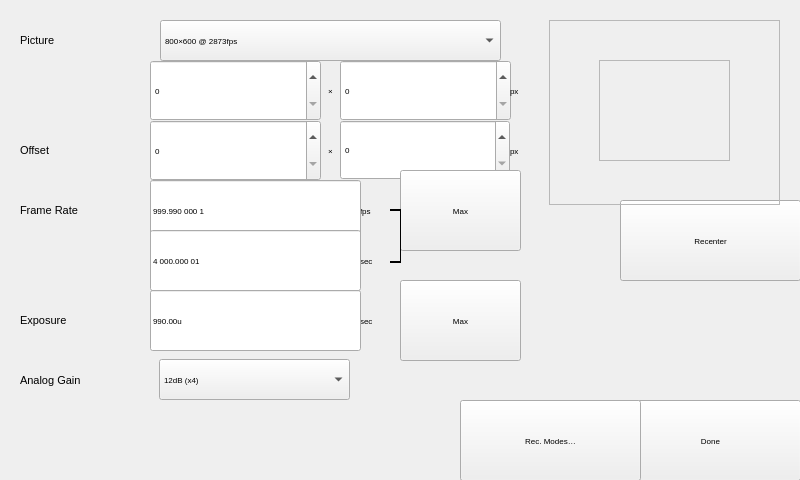
First picture: the form in src/recsettingswindow.ui, repository krontech/chronos-cam-app, before the edit.
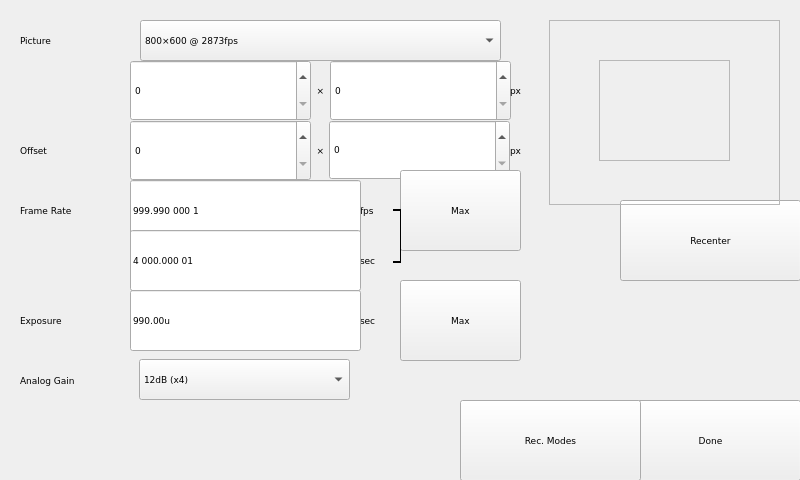
Second picture: the form after the edit. Icons and pictures are not drawn. Custom widgets are drawn as their Qt base class.

What changed in the file:
```diff
--- a/src/recsettingswindow.ui
+++ b/src/recsettingswindow.ui
@@ -198,7 +198,11 @@
    </property>
    <property name="font">
     <font>
-     <pointsize>8</pointsize>
+     <family>DejaVu Sans</family>
+     <pointsize>7</pointsize>
+     <weight>50</weight>
+     <italic>false</italic>
+     <bold>false</bold>
     </font>
    </property>
    <property name="text">
@@ -208,15 +212,19 @@
   <widget class="QComboBox" name="comboRes">
    <property name="geometry">
     <rect>
-     <x>160</x>
+     <x>140</x>
      <y>20</y>
-     <width>341</width>
+     <width>361</width>
      <height>41</height>
     </rect>
    </property>
    <property name="font">
     <font>
-     <pointsize>6</pointsize>
+     <family>DejaVu Sans</family>
+     <pointsize>7</pointsize>
+     <weight>50</weight>
+     <italic>false</italic>
+     <bold>false</bold>
     </font>
    </property>
    <item>
@@ -225,47 +233,19 @@
     </property>
    </item>
   </widget>
-  <widget class="CamSpinBox" name="spinHRes">
-   <property name="geometry">
-    <rect>
-     <x>150</x>
-     <y>60</y>
-     <width>171</width>
-     <height>61</height>
-    </rect>
-   </property>
-   <property name="sizePolicy">
-    <sizepolicy hsizetype="Minimum" vsizetype="Fixed">
-     <horstretch>0</horstretch>
-     <verstretch>0</verstretch>
-    </sizepolicy>
-   </property>
-   <property name="baseSize">
-    <size>
-     <width>0</width>
-     <height>0</height>
-    </size>
-   </property>
-   <property name="font">
-    <font>
-     <pointsize>6</pointsize>
-     <weight>50</weight>
-     <bold>false</bold>
-    </font>
-   </property>
-  </widget>
   <widget class="CamSpinBox" name="spinVRes">
    <property name="geometry">
     <rect>
-     <x>340</x>
+     <x>330</x>
      <y>60</y>
-     <width>171</width>
+     <width>181</width>
      <height>61</height>
     </rect>
    </property>
    <property name="font">
     <font>
-     <pointsize>6</pointsize>
+     <family>DejaVu Sans</family>
+     <pointsize>7</pointsize>
      <weight>50</weight>
      <italic>false</italic>
      <bold>false</bold>
@@ -275,48 +255,19 @@
     <bool>true</bool>
    </property>
   </widget>
-  <widget class="CamSpinBox" name="spinHOffset">
-   <property name="geometry">
-    <rect>
-     <x>150</x>
-     <y>120</y>
-     <width>171</width>
-     <height>61</height>
-    </rect>
-   </property>
-   <property name="sizePolicy">
-    <sizepolicy hsizetype="Minimum" vsizetype="Fixed">
-     <horstretch>0</horstretch>
-     <verstretch>0</verstretch>
-    </sizepolicy>
-   </property>
-   <property name="baseSize">
-    <size>
-     <width>0</width>
-     <height>0</height>
-    </size>
-   </property>
-   <property name="font">
-    <font>
-     <pointsize>6</pointsize>
-     <weight>50</weight>
-     <italic>false</italic>
-     <bold>false</bold>
-    </font>
-   </property>
-  </widget>
   <widget class="CamSpinBox" name="spinVOffset">
    <property name="geometry">
     <rect>
-     <x>340</x>
+     <x>329</x>
      <y>120</y>
-     <width>170</width>
+     <width>181</width>
      <height>60</height>
     </rect>
    </property>
    <property name="font">
     <font>
-     <pointsize>6</pointsize>
+     <family>DejaVu Sans</family>
+     <pointsize>7</pointsize>
      <weight>50</weight>
      <italic>false</italic>
      <bold>false</bold>
@@ -337,7 +288,11 @@
    </property>
    <property name="font">
     <font>
-     <pointsize>8</pointsize>
+     <family>DejaVu Sans</family>
+     <pointsize>7</pointsize>
+     <weight>50</weight>
+     <italic>false</italic>
+     <bold>false</bold>
     </font>
    </property>
    <property name="text">
@@ -355,7 +310,11 @@
    </property>
    <property name="font">
     <font>
-     <pointsize>6</pointsize>
+     <family>DejaVu Sans</family>
+     <pointsize>7</pointsize>
+     <weight>50</weight>
+     <italic>false</italic>
+     <bold>false</bold>
     </font>
    </property>
    <property name="text">
@@ -373,55 +332,17 @@
    </property>
    <property name="font">
     <font>
-     <pointsize>8</pointsize>
+     <family>DejaVu Sans</family>
+     <pointsize>7</pointsize>
+     <weight>50</weight>
+     <italic>false</italic>
+     <bold>false</bold>
     </font>
    </property>
    <property name="text">
     <string>Frame Rate</string>
    </property>
   </widget>
-  <widget class="QLabel" name="label_4">
-   <property name="geometry">
-    <rect>
-     <x>310</x>
-     <y>130</y>
-     <width>41</width>
-     <height>41</height>
-    </rect>
-   </property>
-   <property name="font">
-    <font>
-     <pointsize>6</pointsize>
-    </font>
-   </property>
-   <property name="text">
-    <string>×</string>
-   </property>
-   <property name="alignment">
-    <set>Qt::AlignCenter</set>
-   </property>
-  </widget>
-  <widget class="QLabel" name="label_5">
-   <property name="geometry">
-    <rect>
-     <x>310</x>
-     <y>70</y>
-     <width>41</width>
-     <height>41</height>
-    </rect>
-   </property>
-   <property name="font">
-    <font>
-     <pointsize>6</pointsize>
-    </font>
-   </property>
-   <property name="text">
-    <string>×</string>
-   </property>
-   <property name="alignment">
-    <set>Qt::AlignCenter</set>
-   </property>
-  </widget>
   <widget class="QLabel" name="label_7">
    <property name="geometry">
     <rect>
@@ -433,7 +354,11 @@
    </property>
    <property name="font">
     <font>
-     <pointsize>6</pointsize>
+     <family>DejaVu Sans</family>
+     <pointsize>7</pointsize>
+     <weight>50</weight>
+     <italic>false</italic>
+     <bold>false</bold>
     </font>
    </property>
    <property name="text">
@@ -454,7 +379,11 @@
    </property>
    <property name="font">
     <font>
-     <pointsize>6</pointsize>
+     <family>DejaVu Sans</family>
+     <pointsize>7</pointsize>
+     <weight>50</weight>
+     <italic>false</italic>
+     <bold>false</bold>
     </font>
    </property>
    <property name="text">
@@ -475,7 +404,11 @@
    </property>
    <property name="font">
     <font>
-     <pointsize>6</pointsize>
+     <family>DejaVu Sans</family>
+     <pointsize>7</pointsize>
+     <weight>50</weight>
+     <italic>false</italic>
+     <bold>false</bold>
     </font>
    </property>
    <property name="text">
@@ -493,7 +426,11 @@
    </property>
    <property name="font">
     <font>
-     <pointsize>6</pointsize>
+     <family>DejaVu Sans</family>
+     <pointsize>7</pointsize>
+     <weight>50</weight>
+     <italic>false</italic>
+     <bold>false</bold>
     </font>
    </property>
    <property name="text">
@@ -503,9 +440,9 @@
   <widget class="Line" name="line">
    <property name="geometry">
     <rect>
-     <x>390</x>
+     <x>393</x>
      <y>200</y>
-     <width>11</width>
+     <width>8</width>
      <height>20</height>
     </rect>
    </property>
@@ -522,9 +459,9 @@
   <widget class="Line" name="line_2">
    <property name="geometry">
     <rect>
-     <x>390</x>
+     <x>393</x>
      <y>252</y>
-     <width>11</width>
+     <width>8</width>
      <height>20</height>
     </rect>
    </property>
@@ -657,7 +594,11 @@
    </property>
    <property name="font">
     <font>
-     <pointsize>6</pointsize>
+     <family>DejaVu Sans</family>
+     <pointsize>7</pointsize>
+     <weight>50</weight>
+     <italic>false</italic>
+     <bold>false</bold>
     </font>
    </property>
    <property name="text">
@@ -675,7 +616,11 @@
    </property>
    <property name="font">
     <font>
-     <pointsize>6</pointsize>
+     <family>DejaVu Sans</family>
+     <pointsize>7</pointsize>
+     <weight>50</weight>
+     <italic>false</italic>
+     <bold>false</bold>
     </font>
    </property>
    <property name="text">
@@ -693,7 +638,11 @@
    </property>
    <property name="font">
     <font>
-     <pointsize>6</pointsize>
+     <family>DejaVu Sans</family>
+     <pointsize>7</pointsize>
+     <weight>50</weight>
+     <italic>false</italic>
+     <bold>false</bold>
     </font>
    </property>
    <property name="text">
@@ -711,7 +660,11 @@
    </property>
    <property name="font">
     <font>
-     <pointsize>8</pointsize>
+     <family>DejaVu Sans</family>
+     <pointsize>7</pointsize>
+     <weight>50</weight>
+     <italic>false</italic>
+     <bold>false</bold>
     </font>
    </property>
    <property name="text">
@@ -729,7 +682,11 @@
    </property>
    <property name="font">
     <font>
-     <pointsize>8</pointsize>
+     <family>DejaVu Sans</family>
+     <pointsize>7</pointsize>
+     <weight>50</weight>
+     <italic>false</italic>
+     <bold>false</bold>
     </font>
    </property>
    <property name="text">
@@ -739,15 +696,16 @@
   <widget class="QComboBox" name="comboGain">
    <property name="geometry">
     <rect>
-     <x>159</x>
+     <x>139</x>
      <y>359</y>
-     <width>191</width>
+     <width>211</width>
      <height>41</height>
     </rect>
    </property>
    <property name="font">
     <font>
-     <pointsize>6</pointsize>
+     <family>DejaVu Sans</family>
+     <pointsize>7</pointsize>
      <weight>50</weight>
      <italic>false</italic>
      <bold>false</bold>
@@ -770,7 +728,11 @@
    </property>
    <property name="font">
     <font>
-     <pointsize>6</pointsize>
+     <family>DejaVu Sans</family>
+     <pointsize>7</pointsize>
+     <weight>50</weight>
+     <italic>false</italic>
+     <bold>false</bold>
     </font>
    </property>
    <property name="text">
@@ -788,11 +750,15 @@
    </property>
    <property name="font">
     <font>
-     <pointsize>6</pointsize>
+     <family>DejaVu Sans</family>
+     <pointsize>7</pointsize>
+     <weight>50</weight>
+     <italic>false</italic>
+     <bold>false</bold>
     </font>
    </property>
    <property name="text">
-    <string>Rec. Modes…</string>
+    <string>Rec. Modes</string>
    </property>
   </widget>
   <widget class="QWidget" name="widget" native="true">
@@ -804,6 +770,118 @@
      <height>481</height>
     </rect>
    </property>
+   <widget class="CamSpinBox" name="spinHRes">
+    <property name="geometry">
+     <rect>
+      <x>130</x>
+      <y>60</y>
+      <width>181</width>
+      <height>61</height>
+     </rect>
+    </property>
+    <property name="sizePolicy">
+     <sizepolicy hsizetype="Minimum" vsizetype="Fixed">
+      <horstretch>0</horstretch>
+      <verstretch>0</verstretch>
+     </sizepolicy>
+    </property>
+    <property name="baseSize">
+     <size>
+      <width>0</width>
+      <height>0</height>
+     </size>
+    </property>
+    <property name="font">
+     <font>
+      <family>DejaVu Sans</family>
+      <pointsize>7</pointsize>
+      <weight>50</weight>
+      <italic>false</italic>
+      <bold>false</bold>
+     </font>
+    </property>
+   </widget>
+   <widget class="QLabel" name="label_5">
+    <property name="geometry">
+     <rect>
+      <x>300</x>
+      <y>70</y>
+      <width>41</width>
+      <height>41</height>
+     </rect>
+    </property>
+    <property name="font">
+     <font>
+      <family>DejaVu Sans</family>
+      <pointsize>7</pointsize>
+      <weight>50</weight>
+      <italic>false</italic>
+      <bold>false</bold>
+     </font>
+    </property>
+    <property name="text">
+     <string>×</string>
+    </property>
+    <property name="alignment">
+     <set>Qt::AlignCenter</set>
+    </property>
+   </widget>
+   <widget class="CamSpinBox" name="spinHOffset">
+    <property name="geometry">
+     <rect>
+      <x>130</x>
+      <y>120</y>
+      <width>181</width>
+      <height>61</height>
+     </rect>
+    </property>
+    <property name="sizePolicy">
+     <sizepolicy hsizetype="Minimum" vsizetype="Fixed">
+      <horstretch>0</horstretch>
+      <verstretch>0</verstretch>
+     </sizepolicy>
+    </property>
+    <property name="baseSize">
+     <size>
+      <width>0</width>
+      <height>0</height>
+     </size>
+    </property>
+    <property name="font">
+     <font>
+      <family>DejaVu Sans</family>
+      <pointsize>7</pointsize>
+      <weight>50</weight>
+      <italic>false</italic>
+      <bold>false</bold>
+     </font>
+    </property>
+   </widget>
+   <widget class="QLabel" name="label_4">
+    <property name="geometry">
+     <rect>
+      <x>300</x>
+      <y>130</y>
+      <width>41</width>
+      <height>41</height>
+     </rect>
+    </property>
+    <property name="font">
+     <font>
+      <family>DejaVu Sans</family>
+      <pointsize>7</pointsize>
+      <weight>50</weight>
+      <italic>false</italic>
+      <bold>false</bold>
+     </font>
+    </property>
+    <property name="text">
+     <string>×</string>
+    </property>
+    <property name="alignment">
+     <set>Qt::AlignCenter</set>
+    </property>
+   </widget>
   </widget>
   <widget class="QWidget" name="widget_2" native="true">
    <property name="geometry">
@@ -838,15 +916,19 @@
   <widget class="CamLineEdit" name="lineRate">
    <property name="geometry">
     <rect>
-     <x>150</x>
+     <x>130</x>
      <y>180</y>
-     <width>211</width>
+     <width>231</width>
      <height>61</height>
     </rect>
    </property>
    <property name="font">
     <font>
-     <pointsize>6</pointsize>
+     <family>DejaVu Sans</family>
+     <pointsize>7</pointsize>
+     <weight>50</weight>
+     <italic>false</italic>
+     <bold>false</bold>
     </font>
    </property>
    <property name="text">
@@ -856,15 +938,19 @@
   <widget class="CamLineEdit" name="linePeriod">
    <property name="geometry">
     <rect>
-     <x>150</x>
+     <x>130</x>
      <y>230</y>
-     <width>211</width>
+     <width>231</width>
      <height>61</height>
     </rect>
    </property>
    <property name="font">
     <font>
-     <pointsize>6</pointsize>
+     <family>DejaVu Sans</family>
+     <pointsize>7</pointsize>
+     <weight>50</weight>
+     <italic>false</italic>
+     <bold>false</bold>
     </font>
    </property>
    <property name="text">
@@ -874,15 +960,19 @@
   <widget class="CamLineEdit" name="lineExp">
    <property name="geometry">
     <rect>
-     <x>150</x>
+     <x>130</x>
      <y>290</y>
-     <width>211</width>
+     <width>231</width>
      <height>61</height>
     </rect>
    </property>
    <property name="font">
     <font>
-     <pointsize>6</pointsize>
+     <family>DejaVu Sans</family>
+     <pointsize>7</pointsize>
+     <weight>50</weight>
+     <italic>false</italic>
+     <bold>false</bold>
     </font>
    </property>
    <property name="text">
```
Left out of the diff: 21 changed lines with no effect on the pictures.
